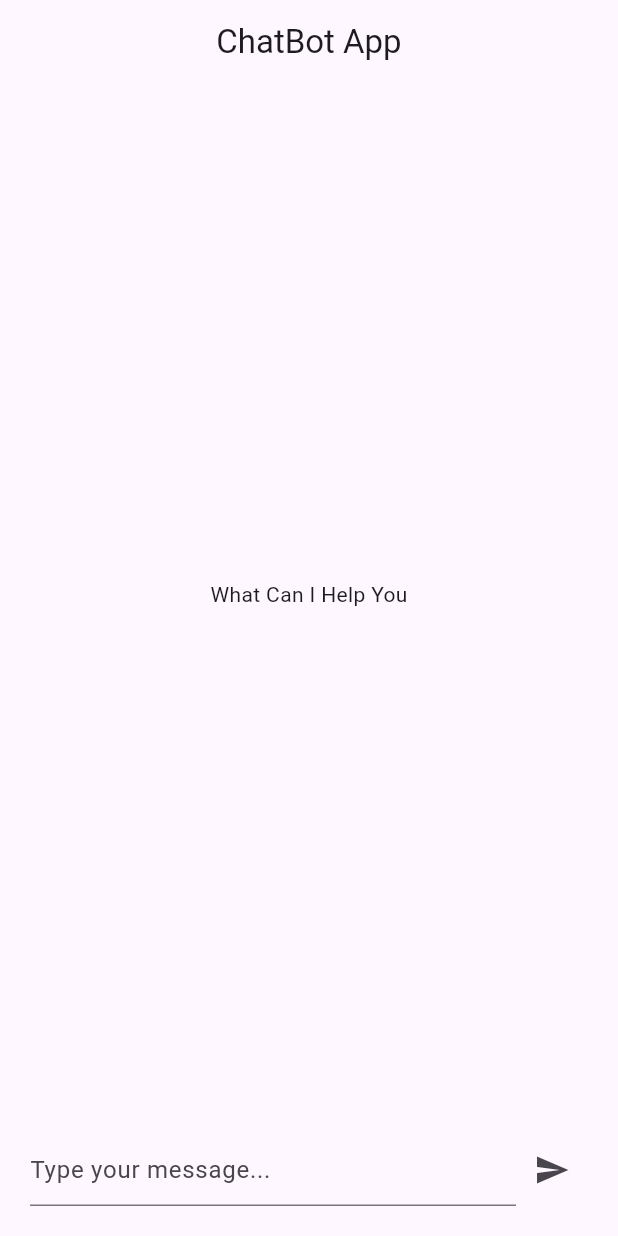
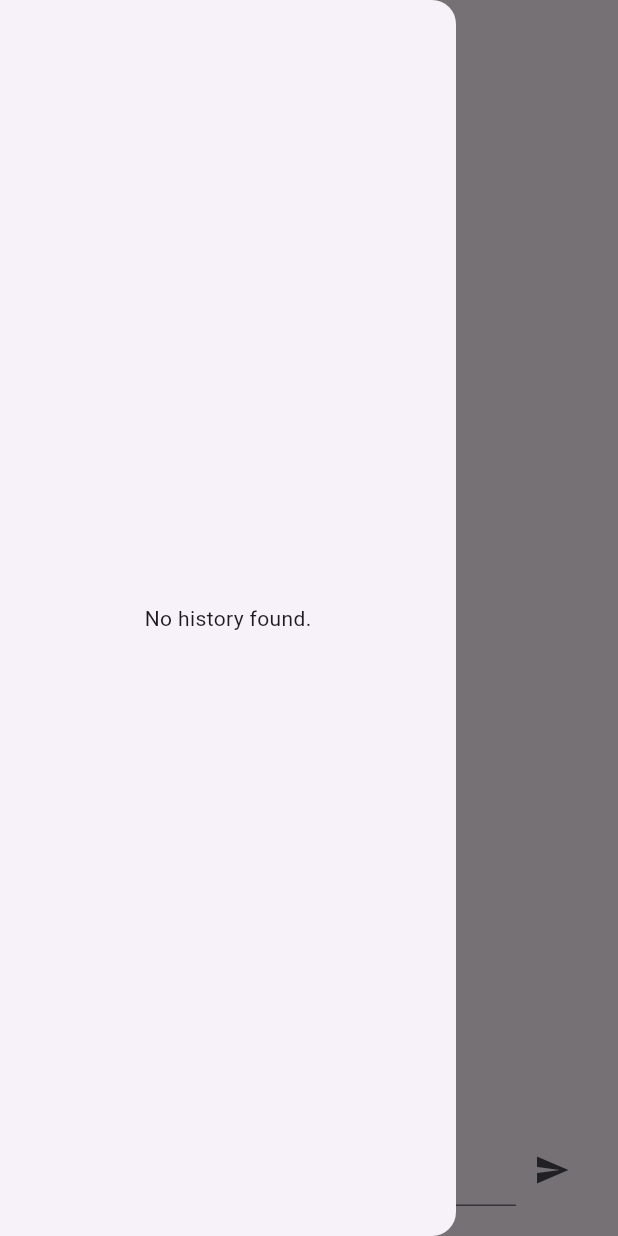
Before and after one commit to Ashitosharcitech/ChatBotApp, a Flutter app: the screen it shows after launch, with the side drawer open (before the commit the screen has no drawer), on a phone screen of 412 x 824 dp. Run offline on Flutter 3.47's test engine with Material 3 defaults, Android fonts, the phone set to English and light mode, and no system bars; our stand-ins replace cloud_firestore, firebase_core, flutter_bloc, flutter_markdown; accounts and stored records are empty.

Commit message:
stored date to firebase and fetch successfully

```diff
--- a/lib/Blocss/chat_bloc.dart
+++ b/lib/Blocss/chat_bloc.dart
@@ -1,4 +1,6 @@
+import 'package:chat_bot_app/Service/firebase_services.dart';
 import 'package:chat_bot_app/Service/gemini_service.dart';
+// import 'package:chat_bot_app/Service/firebase_service.dart';
 import 'package:chat_bot_app/modelss/message.dart';
 import 'package:flutter_bloc/flutter_bloc.dart';
 import '../modelss/message.dart';
@@ -7,12 +9,22 @@ import 'chat_state.dart';
 
 class ChatBloc extends Bloc<ChatEvent, ChatState> {
   final GeminiService geminiService;
+    final FirebaseService firebaseService;
   final List<Message> _messages = [];
 
-  ChatBloc(this.geminiService) : super(ChatInitial()) {
+  ChatBloc(this.geminiService, this.firebaseService) : super(ChatInitial()) {
     on<SendMessageEvent>(_onSendMessage);
     on<TypeBotMessageEvent>(_onTypeBotMessage);
+
+     on<LoadPreviousChatEvent>((event, emit) {
+      _messages.clear();
+      _messages.add(Message(text: event.userInput, isUser: true));
+      _messages.add(Message(text: event.botResponse, isUser: false));
+      emit(ChatLoaded(List.from(_messages)));
+    });
   }
+
+
 
   void _onSendMessage(SendMessageEvent event, Emitter<ChatState> emit) async {
     _messages.add(Message(text: event.userInput, isUser: true));
@@ -22,6 +34,7 @@ class ChatBloc extends Bloc<ChatEvent, ChatState> {
 
     try {
       final response = await geminiService.sendMessage(event.userInput);
+       await firebaseService.saveMessage(event.userInput, response);
       add(TypeBotMessageEvent(response));
     } catch (e) {
       emit(ChatError(e.toString()));
--- a/lib/Blocss/chat_event.dart
+++ b/lib/Blocss/chat_event.dart
@@ -9,3 +9,9 @@ class TypeBotMessageEvent extends ChatEvent {
   final String fullText;
   TypeBotMessageEvent(this.fullText);
 }
+class LoadPreviousChatEvent extends ChatEvent {
+  final String userInput;
+  final String botResponse;
+
+  LoadPreviousChatEvent(this.userInput, this.botResponse);
+}
--- a/lib/Screenss/chat_screen.dart
+++ b/lib/Screenss/chat_screen.dart
@@ -123,13 +123,21 @@
 import 'package:chat_bot_app/Blocss/chat_bloc.dart';
 import 'package:chat_bot_app/Blocss/chat_event.dart';
 import 'package:chat_bot_app/Blocss/chat_state.dart';
+import 'package:chat_bot_app/Service/firebase_services.dart';
+import 'package:chat_bot_app/modelss/message.dart';
 import 'package:flutter/material.dart';
 import 'package:flutter_bloc/flutter_bloc.dart';
 import 'package:flutter_markdown/flutter_markdown.dart';
 import '../utils/text_utils.dart'; // adjust the path if needed
 
 class ChatScreen extends StatefulWidget {
-  const ChatScreen({super.key});
+  final String? previousUserMessage;
+  final String? previousBotResponse;
+  const ChatScreen({
+    Key? key,
+    this.previousUserMessage,
+    this.previousBotResponse,
+  }) : super(key: key);
 
   @override
   State<ChatScreen> createState() => _ChatScreenState();
@@ -144,14 +152,23 @@ class _ChatScreenState extends State<ChatScreen> {
   @override
   void initState() {
     super.initState();
-
+    if (widget.previousUserMessage != null &&
+        widget.previousBotResponse != null) {
+      final chatBloc = context.read<ChatBloc>();
+      chatBloc.add(
+        LoadPreviousChatEvent(
+          widget.previousUserMessage!,
+          widget.previousBotResponse!,
+        ),
+      );
+    }
     _scrollController.addListener(() {
       if (!_scrollController.hasClients) return;
 
       final position = _scrollController.position;
       final distanceFromBottom = position.maxScrollExtent - position.pixels;
 
-      const threshold = 150.0;
+      const threshold = 20.0;
 
       if (distanceFromBottom > threshold) {
         setState(() {
@@ -179,25 +196,6 @@ class _ChatScreenState extends State<ChatScreen> {
     });
   }
 
-  // void _scrollToBottom({bool force = false}) {
-  //   Future.delayed(const Duration(milliseconds: 100), () {
-  //     if (_scrollController.hasClients) {
-  //       final threshold = 200.0; // pixels from bottom
-  //       final position = _scrollController.position;
-  //       final isNearBottom =
-  //           position.maxScrollExtent - position.pixels < threshold;
-
-  //       if (force || isNearBottom) {
-  //         _scrollController.animateTo(
-  //           position.maxScrollExtent,
-  //           duration: const Duration(milliseconds: 300),
-  //           curve: Curves.easeOut,
-  //         );
-  //       }
-  //     }
-  //   });
-  // }
-
   @override
   void dispose() {
     _controller.dispose();
@@ -208,7 +206,62 @@ class _ChatScreenState extends State<ChatScreen> {
   @override
   Widget build(BuildContext context) {
     return Scaffold(
-      appBar: AppBar(title: const Center(child: Text("ChatBot App"))),
+      appBar: AppBar(
+        title: const Text("ChatBot App"),
+        leading: Builder(
+          builder: (context) {
+            return IconButton(
+              icon: const Icon(Icons.history),
+              onPressed: () => Scaffold.of(context).openDrawer(),
+            );
+          },
+        ),
+      ),
+      drawer: Drawer(
+        child: FutureBuilder<List<Map<String, dynamic>>>(
+          future: FirebaseService().getChatHistory(),
+          builder: (context, snapshot) {
+            if (snapshot.connectionState == ConnectionState.waiting) {
+              return const Center(child: CircularProgressIndicator());
+            } else if (snapshot.hasError) {
+              return Center(child: Text("Error: ${snapshot.error}"));
+            } else if (!snapshot.hasData || snapshot.data!.isEmpty) {
+              return const Center(child: Text("No history found."));
+            }
+
+            final history = snapshot.data!;
+            return ListView.builder(
+              itemCount: history.length,
+              itemBuilder: (context, index) {
+                final item = history[index];
+                return ListTile(
+                  title: Text("${item['userMessage']}"),
+                  // subtitle: Text("Bot: ${item['botResponse'].split('.').first}"), // shows only the first sentence
+                  onTap: () {
+                    Navigator.of(context).push(
+                      MaterialPageRoute(
+                        builder:
+                            (context) => BlocProvider.value(
+                              value:
+                                  context
+                                      .read<
+                                        ChatBloc
+                                      >(), // ⬅️ Reuse the existing ChatBloc
+                              child: ChatScreen(
+                                previousUserMessage: item['userMessage'],
+                                previousBotResponse: item['botResponse'],
+                              ),
+                            ),
+                      ),
+                    );
+                  },
+                );
+              },
+            );
+          },
+        ),
+      ),
+
       body: Stack(
         children: [
           Column(
@@ -224,34 +277,48 @@ class _ChatScreenState extends State<ChatScreen> {
                     if (state is ChatInitial) {
                       return const Center(child: Text("What Can I Help You"));
                     } else if (state is ChatLoaded || state is ChatLoading) {
-                      final messages = state is ChatLoaded
+                      final messages =
+                          state is ChatLoaded
                               ? state.messages
                               : (state as ChatLoading).messages;
 
                       return ListView.builder(
                         controller: _scrollController,
-                        itemCount: messages.length + (state is ChatLoading ? 1 : 0),
+                        itemCount:
+                            messages.length + (state is ChatLoading ? 1 : 0),
                         itemBuilder: (context, index) {
                           if (index < messages.length) {
                             final message = messages[index];
                             return Align(
-                              alignment: message.isUser
+                              alignment:
+                                  message.isUser
                                       ? Alignment.centerRight
                                       : Alignment.centerLeft,
                               child: Container(
                                 margin: const EdgeInsets.symmetric(
-                                    vertical: 5, horizontal: 10),
+                                  vertical: 5,
+                                  horizontal: 10,
+                                ),
                                 padding: const EdgeInsets.all(10),
                                 decoration: BoxDecoration(
-                                  color: message.isUser
+                                  color:
+                                      message.isUser
                                           ? Colors.blue[100]
-                                      : const Color.fromARGB(248, 233, 231, 231),
+                                          : const Color.fromARGB(
+                                            248,
+                                            233,
+                                            231,
+                                            231,
+                                          ),
                                   borderRadius: BorderRadius.circular(12),
                                 ),
-                                child: message.isUser
+                                child:
+                                    message.isUser
                                         ? Text(message.text)
                                         : MarkdownBody(
-                                        data: highlightImportantWords(message.text),
+                                          data: highlightImportantWords(
+                                            message.text,
+                                          ),
                                           styleSheet: MarkdownStyleSheet(
                                             p: const TextStyle(fontSize: 18),
                                             strong: const TextStyle(
@@ -266,7 +333,9 @@ class _ChatScreenState extends State<ChatScreen> {
                               alignment: Alignment.centerLeft,
                               child: Container(
                                 margin: const EdgeInsets.symmetric(
-                                    vertical: 5, horizontal: 10),
+                                  vertical: 5,
+                                  horizontal: 10,
+                                ),
                                 padding: const EdgeInsets.all(10),
                                 decoration: BoxDecoration(
                                   borderRadius: BorderRadius.circular(12),
@@ -322,10 +391,10 @@ class _ChatScreenState extends State<ChatScreen> {
 
           // 🟢 Scroll to bottom button
           if (_showScrollToBottomBtn)
-            Positioned(
-              bottom: 90,
-              right: 230,
-              // left: 0,
+            Align(
+              alignment: Alignment.bottomCenter,
+              child: Padding(
+                padding: const EdgeInsets.only(bottom: 90),
                 child: FloatingActionButton.small(
                   onPressed: () {
                     _isAutoScrollEnabled = true;
@@ -334,6 +403,7 @@ class _ChatScreenState extends State<ChatScreen> {
                   child: const Icon(Icons.arrow_downward),
                 ),
               ),
+            ),
         ],
       ),
     );
--- /dev/null
+++ b/lib/Service/firebase_services.dart
@@ -0,0 +1,19 @@
+import 'package:cloud_firestore/cloud_firestore.dart';
+
+class FirebaseService {
+  final CollectionReference chatCollection =
+      FirebaseFirestore.instance.collection('chat_history');
+
+  Future<void> saveMessage(String userMessage, String botResponse) async {
+    await chatCollection.add({
+      'userMessage': userMessage,
+      'botResponse': botResponse,
+      'timestamp': FieldValue.serverTimestamp(),
+    });
+  }
+
+  Future<List<Map<String, dynamic>>> getChatHistory() async {
+    final snapshot = await chatCollection.orderBy('timestamp').get();
+    return snapshot.docs.map((doc) => doc.data() as Map<String, dynamic>).toList();
+  }
+}
--- a/lib/main.dart
+++ b/lib/main.dart
@@ -1,24 +1,33 @@
 import 'package:chat_bot_app/Blocss/chat_bloc.dart';
 import 'package:chat_bot_app/Screenss/chat_screen.dart';
-import 'package:chat_bot_app/Service/gemini_service.dart';
+import 'package:chat_bot_app/Service/firebase_services.dart';
+import 'package:firebase_core/firebase_core.dart';
 import 'package:flutter/material.dart';
 import 'package:flutter_bloc/flutter_bloc.dart';
+// import 'chat_bloc/chat_bloc.dart';
+import 'Service/gemini_service.dart';
+// import 'Service/firebase_service.dart';
+// import 'screens/chat_screen.dart'; // or whatever your main screen is
 
-void main() {
-  runApp(const GeminiApp());
+void main() async {
+  WidgetsFlutterBinding.ensureInitialized();
+  await Firebase.initializeApp();
+
+  runApp(MyApp());
 }
 
-class GeminiApp extends StatelessWidget {
-  const GeminiApp({super.key});
+class MyApp extends StatelessWidget {
+  final geminiService = GeminiService();
+  final firebaseService = FirebaseService();
 
   @override
   Widget build(BuildContext context) {
-    return MaterialApp(
-      title: 'Gemini ChatBot',
-      debugShowCheckedModeBanner: false,
-      home: BlocProvider(
-        create: (_) => ChatBloc(GeminiService()),
-        child: ChatScreen(),
+    return BlocProvider(
+      create: (_) => ChatBloc(geminiService, firebaseService),
+      child: MaterialApp(
+        debugShowCheckedModeBanner: false,
+        title: 'ChatBot App',
+        home: ChatScreen(), // or MyHomePage()
       ),
     );
   }
```
Also changed, not shown: lib/Screenss/history_screen.dart (deleted, +0 -32 lines), lib/firestore/firestore_service.dart (deleted, +0 -20 lines), lib/utils/keyword_highligher.dart (deleted, +0 -10 lines), pubspec.yaml (+6 -6 lines), lib/modelss/message.dart (line endings or trailing spaces), 1 other file. Lines whose indentation alone changed are shown as unchanged.
